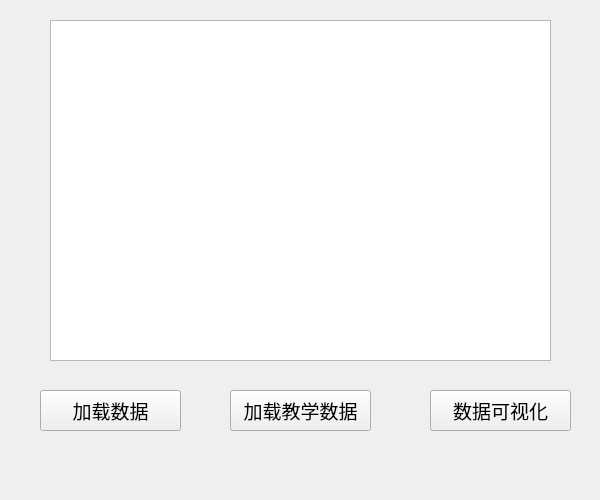
Old version of the form data_windows.ui in the repository leechfile/bpnet-edu.
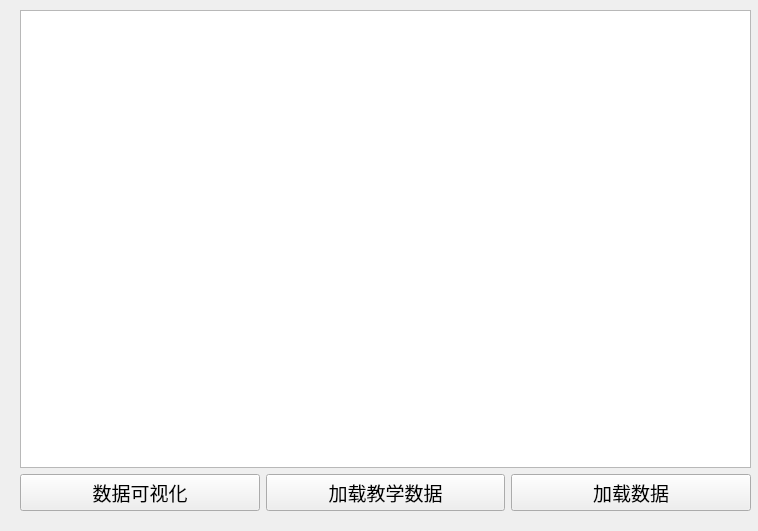
New version of the form.

Patch:
```diff
--- a/data_windows.ui
+++ b/data_windows.ui
@@ -6,8 +6,8 @@
    <rect>
     <x>0</x>
     <y>0</y>
-    <width>600</width>
-    <height>500</height>
+    <width>758</width>
+    <height>531</height>
    </rect>
   </property>
   <property name="font">
@@ -19,54 +19,45 @@
   <property name="windowTitle">
    <string>数据界面</string>
   </property>
-  <widget class="QPushButton" name="Load_btn">
+  <widget class="QWidget" name="verticalLayoutWidget">
    <property name="geometry">
     <rect>
-     <x>40</x>
-     <y>390</y>
-     <width>141</width>
-     <height>41</height>
+     <x>20</x>
+     <y>10</y>
+     <width>731</width>
+     <height>501</height>
     </rect>
    </property>
-   <property name="text">
-    <string>加载数据</string>
-   </property>
-  </widget>
-  <widget class="QPushButton" name="Edu_btn">
-   <property name="geometry">
-    <rect>
-     <x>230</x>
-     <y>390</y>
-     <width>141</width>
-     <height>41</height>
-    </rect>
-   </property>
-   <property name="text">
-    <string>加载教学数据</string>
-   </property>
-  </widget>
-  <widget class="QPushButton" name="Pre_btn">
-   <property name="geometry">
-    <rect>
-     <x>430</x>
-     <y>390</y>
-     <width>141</width>
-     <height>41</height>
-    </rect>
-   </property>
-   <property name="text">
-    <string>数据可视化</string>
-   </property>
-  </widget>
-  <widget class="QTableWidget" name="Data">
-   <property name="geometry">
-    <rect>
-     <x>50</x>
-     <y>20</y>
-     <width>501</width>
-     <height>341</height>
-    </rect>
-   </property>
+   <layout class="QVBoxLayout" name="verticalLayout">
+    <item>
+     <widget class="QTableWidget" name="Data"/>
+    </item>
+    <item>
+     <layout class="QHBoxLayout" name="horizontalLayout">
+      <item>
+       <widget class="QPushButton" name="Pre_btn">
+        <property name="text">
+         <string>数据可视化</string>
+        </property>
+       </widget>
+      </item>
+      <item>
+       <widget class="QPushButton" name="Edu_btn">
+        <property name="text">
+         <string>加载教学数据</string>
+        </property>
+       </widget>
+      </item>
+      <item>
+       <widget class="QPushButton" name="Load_btn">
+        <property name="text">
+         <string>加载数据</string>
+        </property>
+       </widget>
+      </item>
+     </layout>
+    </item>
+   </layout>
   </widget>
  </widget>
  <resources/>
```
